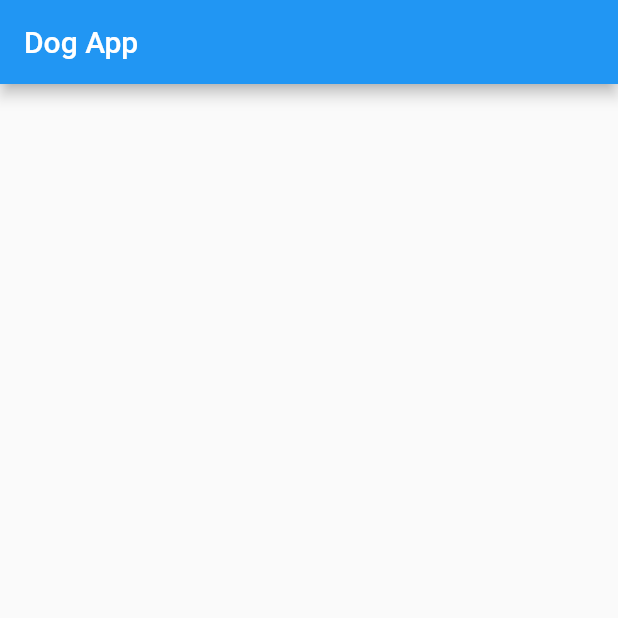
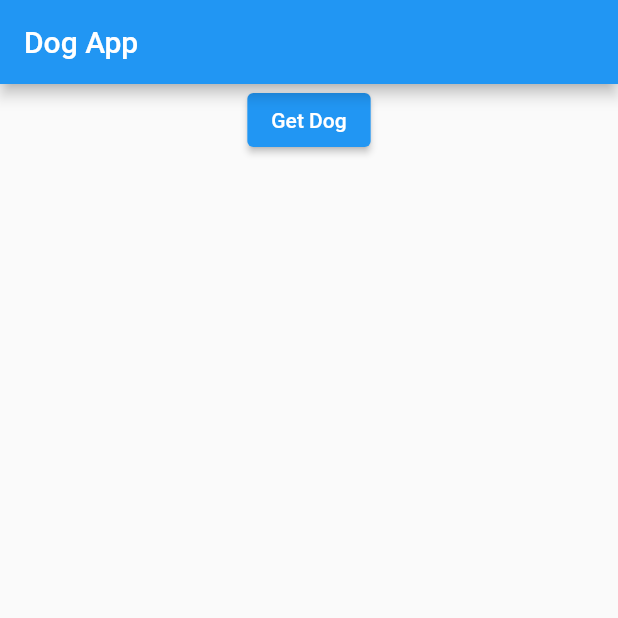
Before and after one commit to FelipeLimaMarques/dog_app, a Flutter app: the screen it shows after launch, on a phone screen of 412 x 824 dp, the top half of it. Run offline on Flutter 3.47's test engine with Material 2 defaults, Android fonts, the phone set to English and light mode, and no system bars; network calls fail.

Commit message:
use stateful widget to update dog picture when pressing a button

```diff
--- a/lib/main.dart
+++ b/lib/main.dart
@@ -1,5 +1,5 @@
-import 'package:doc_app/image_repository.dart';
 import 'package:flutter/material.dart';
+import 'widgets/dog_image.dart';
 
 void main() {
   runApp(const MyApp());
@@ -18,38 +18,6 @@ class MyApp extends StatelessWidget {
   }
 }
 
-class DocPicture extends StatelessWidget {
-  final myRepository = ImageRepository();
-  DocPicture({Key? key}) : super(key: key);
-
-  @override
-  Widget build(BuildContext context) {
-    return Center(
-        child: FutureBuilder<String>(
-            future: myRepository.getImageUrl(),
-            builder: (_, snapshot) {
-              if (snapshot.hasData) {
-                return Image.network(
-                  snapshot.data ?? '',
-                  loadingBuilder: (BuildContext context, Widget child,
-                      ImageChunkEvent? loadingProgress) {
-                    if (loadingProgress == null) return child;
-                    return Center(
-                        child: CircularProgressIndicator(
-                      value: loadingProgress.expectedTotalBytes != null
-                          ? loadingProgress.cumulativeBytesLoaded /
-                              loadingProgress.expectedTotalBytes!
-                          : null,
-                    ));
-                  },
-                );
-              } else {
-                return Container();
-              }
-            }));
-  }
-}
-
 class HomePage extends StatelessWidget {
   const HomePage({Key? key}) : super(key: key);
 
@@ -59,7 +27,7 @@ class HomePage extends StatelessWidget {
       appBar: AppBar(
         title: const Text('Dog App'),
       ),
-      body: DocPicture(),
+      body: const DogImage(),
     );
   }
 }
--- /dev/null
+++ b/lib/widgets/dog_image.dart
@@ -0,0 +1,58 @@
+import 'package:doc_app/repository/image_repository.dart';
+import 'package:flutter/material.dart';
+
+class DogImage extends StatefulWidget {
+  const DogImage({Key? key}) : super(key: key);
+
+  @override
+  State<DogImage> createState() => _DogImageState();
+}
+
+class _DogImageState extends State<DogImage> {
+  final myRepository = ImageRepository();
+  late Future<String> _pictureUrl;
+
+  @override
+  void initState() {
+    super.initState();
+    _pictureUrl = myRepository.getImageUrl();
+  }
+
+  changePicture() {
+    setState(() {
+      _pictureUrl = myRepository.getImageUrl();
+    });
+  }
+
+  @override
+  Widget build(BuildContext context) {
+    return Center(
+        child: Column(
+      children: [
+        FutureBuilder<String>(
+            future: _pictureUrl,
+            builder: (_, snapshot) {
+              if (snapshot.hasData) {
+                return Image.network(
+                  snapshot.data ?? '',
+                  loadingBuilder: (BuildContext context, Widget child,
+                      ImageChunkEvent? loadingProgress) {
+                    if (loadingProgress == null) return child;
+                    return Center(
+                        child: CircularProgressIndicator(
+                      value: loadingProgress.expectedTotalBytes != null
+                          ? loadingProgress.cumulativeBytesLoaded /
+                              loadingProgress.expectedTotalBytes!
+                          : null,
+                    ));
+                  },
+                );
+              } else {
+                return Container();
+              }
+            }),
+        ElevatedButton(onPressed: changePicture, child: const Text('Get Dog')),
+      ],
+    ));
+  }
+}
```
Also changed, not shown: lib/repository/image_repository.dart (renamed from lib/image_repository.dart).
